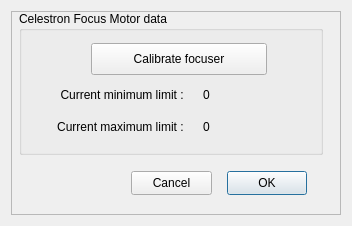
Before: the Qt Designer form CelestronFocus.ui in rpineau/CelestronFocus, drawn with Qt 5.
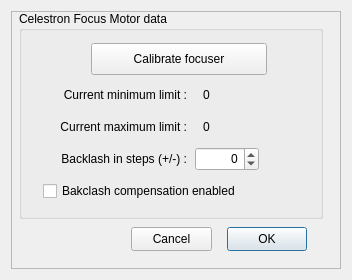
After: the same form once the commit is applied. Custom widgets are drawn as their Qt base class.

Patch:
```diff
--- a/CelestronFocus.ui
+++ b/CelestronFocus.ui
@@ -7,7 +7,7 @@
     <x>0</x>
     <y>0</y>
     <width>352</width>
-    <height>226</height>
+    <height>280</height>
    </rect>
   </property>
   <property name="sizePolicy">
@@ -25,7 +25,7 @@
   <property name="maximumSize">
    <size>
     <width>352</width>
-    <height>226</height>
+    <height>280</height>
    </size>
   </property>
   <property name="windowTitle">
@@ -64,7 +64,7 @@
         <x>8</x>
         <y>0</y>
         <width>304</width>
-        <height>144</height>
+        <height>208</height>
        </rect>
       </property>
       <property name="title">
@@ -93,7 +93,7 @@
         </rect>
        </property>
        <property name="text">
-        <string>Current minimum limit : </string>
+        <string>Current minimum limit :</string>
        </property>
        <property name="alignment">
         <set>Qt::AlignRight|Qt::AlignTrailing|Qt::AlignVCenter</set>
@@ -109,7 +109,7 @@
         </rect>
        </property>
        <property name="text">
-        <string>Current maximum limit : </string>
+        <string>Current maximum limit :</string>
        </property>
        <property name="alignment">
         <set>Qt::AlignRight|Qt::AlignTrailing|Qt::AlignVCenter</set>
@@ -147,6 +147,54 @@
         <set>Qt::AlignLeading|Qt::AlignLeft|Qt::AlignVCenter</set>
        </property>
       </widget>
+      <widget class="QLabel" name="label_3">
+       <property name="geometry">
+        <rect>
+         <x>16</x>
+         <y>136</y>
+         <width>152</width>
+         <height>24</height>
+        </rect>
+       </property>
+       <property name="text">
+        <string>Backlash in steps (+/-) :</string>
+       </property>
+       <property name="alignment">
+        <set>Qt::AlignRight|Qt::AlignTrailing|Qt::AlignVCenter</set>
+       </property>
+      </widget>
+      <widget class="QSpinBox" name="spinBox">
+       <property name="geometry">
+        <rect>
+         <x>176</x>
+         <y>136</y>
+         <width>64</width>
+         <height>24</height>
+        </rect>
+       </property>
+       <property name="alignment">
+        <set>Qt::AlignRight|Qt::AlignTrailing|Qt::AlignVCenter</set>
+       </property>
+       <property name="minimum">
+        <number>-500</number>
+       </property>
+       <property name="maximum">
+        <number>500</number>
+       </property>
+      </widget>
+      <widget class="QCheckBox" name="checkBox">
+       <property name="geometry">
+        <rect>
+         <x>24</x>
+         <y>168</y>
+         <width>224</width>
+         <height>24</height>
+        </rect>
+       </property>
+       <property name="text">
+        <string>Bakclash compensation enabled</string>
+       </property>
+      </widget>
      </widget>
      <widget class="QPushButton" name="pushButtonOK">
       <property name="enabled">
@@ -155,7 +203,7 @@
       <property name="geometry">
        <rect>
         <x>216</x>
-        <y>160</y>
+        <y>216</y>
         <width>80</width>
         <height>24</height>
        </rect>
@@ -171,7 +219,7 @@
       <property name="geometry">
        <rect>
         <x>120</x>
-        <y>160</y>
+        <y>216</y>
         <width>81</width>
         <height>24</height>
        </rect>
```
